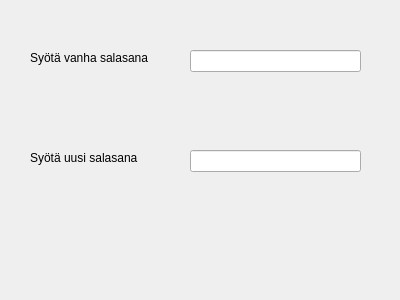
Above: bankautomat/salasana.ui from bank-2022/group9 before the change. Below: the same form after it.
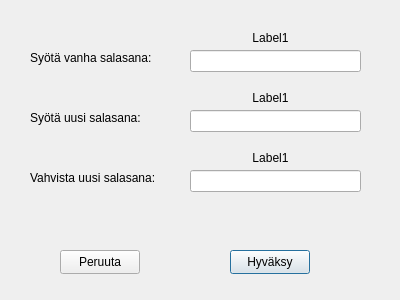
That is the form after the change.

What changed in the file:
```diff
--- a/bankautomat/salasana.ui
+++ b/bankautomat/salasana.ui
@@ -23,20 +23,20 @@
     </rect>
    </property>
    <property name="text">
-    <string>Syötä vanha salasana</string>
+    <string>Syötä vanha salasana:</string>
    </property>
   </widget>
   <widget class="QLabel" name="label_2">
    <property name="geometry">
     <rect>
      <x>30</x>
-     <y>150</y>
+     <y>110</y>
      <width>131</width>
      <height>16</height>
     </rect>
    </property>
    <property name="text">
-    <string>Syötä uusi salasana</string>
+    <string>Syötä uusi salasana:</string>
    </property>
   </widget>
   <widget class="QLineEdit" name="lineEdit">
@@ -53,11 +53,108 @@
    <property name="geometry">
     <rect>
      <x>190</x>
+     <y>110</y>
+     <width>171</width>
+     <height>22</height>
+    </rect>
+   </property>
+  </widget>
+  <widget class="QLabel" name="label_3">
+   <property name="geometry">
+    <rect>
+     <x>30</x>
+     <y>170</y>
+     <width>131</width>
+     <height>16</height>
+    </rect>
+   </property>
+   <property name="text">
+    <string>Vahvista uusi salasana:</string>
+   </property>
+  </widget>
+  <widget class="QLineEdit" name="lineUusi2">
+   <property name="geometry">
+    <rect>
+     <x>190</x>
+     <y>170</y>
+     <width>171</width>
+     <height>22</height>
+    </rect>
+   </property>
+  </widget>
+  <widget class="QPushButton" name="pushButton">
+   <property name="geometry">
+    <rect>
+     <x>230</x>
+     <y>250</y>
+     <width>80</width>
+     <height>24</height>
+    </rect>
+   </property>
+   <property name="text">
+    <string>Hyväksy</string>
+   </property>
+  </widget>
+  <widget class="QPushButton" name="pushButton_2">
+   <property name="geometry">
+    <rect>
+     <x>60</x>
+     <y>250</y>
+     <width>80</width>
+     <height>24</height>
+    </rect>
+   </property>
+   <property name="text">
+    <string>Peruuta</string>
+   </property>
+  </widget>
+  <widget class="QLabel" name="label1">
+   <property name="geometry">
+    <rect>
+     <x>160</x>
+     <y>30</y>
+     <width>221</width>
+     <height>16</height>
+    </rect>
+   </property>
+   <property name="text">
+    <string>Label1</string>
+   </property>
+   <property name="alignment">
+    <set>Qt::AlignCenter</set>
+   </property>
+  </widget>
+  <widget class="QLabel" name="label2">
+   <property name="geometry">
+    <rect>
+     <x>210</x>
+     <y>90</y>
+     <width>121</width>
+     <height>16</height>
+    </rect>
+   </property>
+   <property name="text">
+    <string>Label1</string>
+   </property>
+   <property name="alignment">
+    <set>Qt::AlignCenter</set>
+   </property>
+  </widget>
+  <widget class="QLabel" name="label3">
+   <property name="geometry">
+    <rect>
+     <x>210</x>
      <y>150</y>
-     <width>171</width>
-     <height>22</height>
+     <width>121</width>
+     <height>16</height>
     </rect>
    </property>
+   <property name="text">
+    <string>Label1</string>
+   </property>
+   <property name="alignment">
+    <set>Qt::AlignCenter</set>
+   </property>
   </widget>
  </widget>
  <resources/>
```
Left out of the diff: 15 changed lines with no effect on the pictures.
